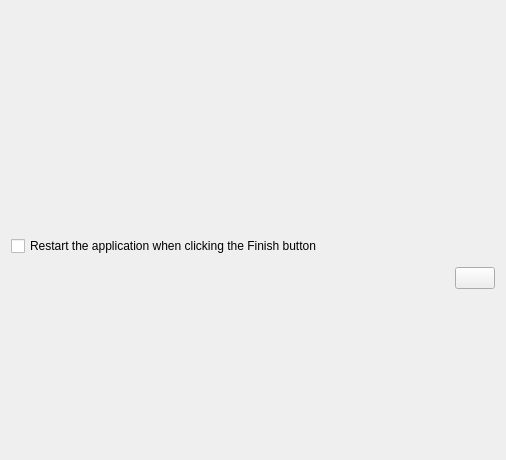
This is src/bugzillaintegration/ui/assistantpage_conclusions.ui in KDE/drkonqi as Qt 5 draws it before an edit. The edited form follows.
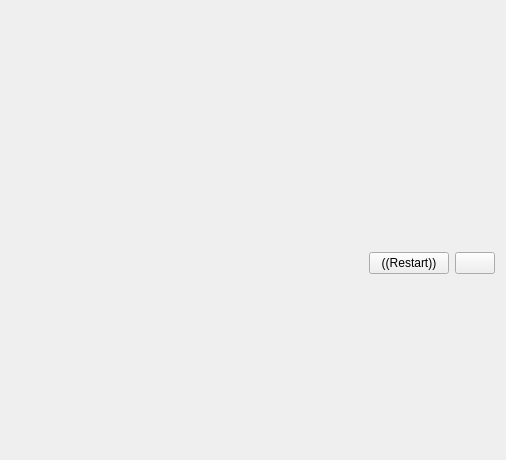
This is the edited form.

Commit message: replace restart checkbox with button

The edit to the form file:
```diff
--- a/src/bugzillaintegration/ui/assistantpage_conclusions.ui
+++ b/src/bugzillaintegration/ui/assistantpage_conclusions.ui
@@ -67,29 +67,6 @@
      </property>
     </spacer>
    </item>
-   <item>
-    <widget class="QCheckBox" name="m_restartAppOnFinish">
-     <property name="text">
-      <string>Restart the application when clicking the Finish button</string>
-     </property>
-    </widget>
-   </item>
-   <item>
-    <spacer name="verticalSpacer_4">
-     <property name="orientation">
-      <enum>Qt::Vertical</enum>
-     </property>
-     <property name="sizeType">
-      <enum>QSizePolicy::Fixed</enum>
-     </property>
-     <property name="sizeHint" stdset="0">
-      <size>
-       <width>20</width>
-       <height>5</height>
-      </size>
-     </property>
-    </spacer>
-   </item>
    <item>
     <layout class="QHBoxLayout" name="horizontalLayout">
      <item>
@@ -105,6 +82,13 @@
        </property>
       </spacer>
      </item>
+     <item>
+      <widget class="QPushButton" name="m_appRestartButton">
+       <property name="text">
+        <string notr="true">((Restart))</string>
+       </property>
+      </widget>
+     </item>
      <item>
       <widget class="QPushButton" name="m_showReportInformationButton"/>
      </item>
```
Left out of the diff: 1 changed line with no effect on the pictures. The commit also changes 5 other files.
